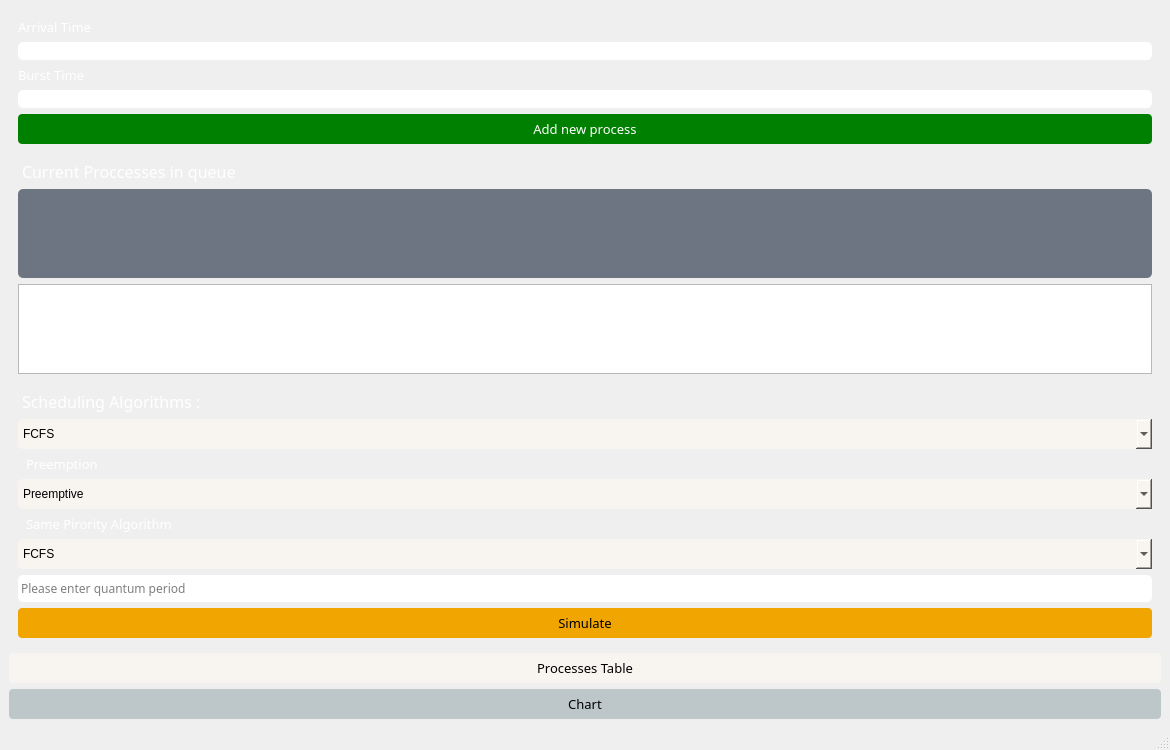
Loayelshall/OS_Schedular, file mainwindow.ui: the form before one commit.
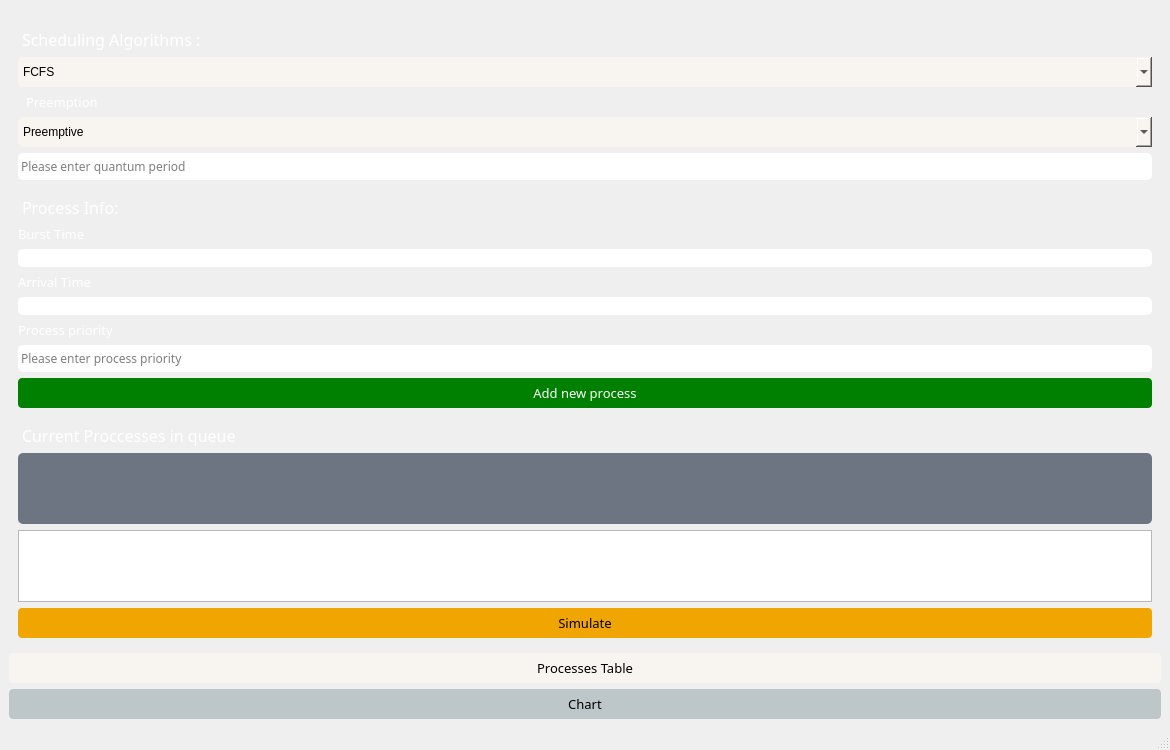
The form after the commit.

```diff
--- a/mainwindow.ui
+++ b/mainwindow.ui
@@ -73,66 +73,239 @@
       <widget class="QWidget" name="page_3">
        <layout class="QVBoxLayout" name="verticalLayout_2">
         <item>
-         <layout class="QVBoxLayout" name="verticalLayout">
+         <layout class="QVBoxLayout" name="verticalLayout"/>
+        </item>
+        <item>
+         <widget class="QLabel" name="label_5">
+          <property name="font">
+           <font>
+            <family>Century Gothic</family>
+            <pointsize>12</pointsize>
+           </font>
+          </property>
+          <property name="styleSheet">
+           <string notr="true">QLabel{
+margin-top : 10px;
+color: white;
+}</string>
+          </property>
+          <property name="text">
+           <string>Scheduling Algorithms : </string>
+          </property>
+         </widget>
+        </item>
+        <item>
+         <widget class="QComboBox" name="schedularType">
+          <property name="styleSheet">
+           <string notr="true">QComboBox{
+border-radius: 5px;
+min-height: 30px;
+background-color: #f8f5f1;
+}</string>
+          </property>
           <item>
-           <widget class="QLabel" name="label_2">
-            <property name="font">
-             <font>
-              <family>Century Gothic</family>
-              <pointsize>10</pointsize>
-             </font>
-            </property>
-            <property name="styleSheet">
-             <string notr="true">QLabel{
-color:white;
+           <property name="text">
+            <string>FCFS</string>
+           </property>
+          </item>
+          <item>
+           <property name="text">
+            <string>SJF</string>
+           </property>
+          </item>
+          <item>
+           <property name="text">
+            <string>RR</string>
+           </property>
+          </item>
+          <item>
+           <property name="text">
+            <string>Priority</string>
+           </property>
+          </item>
+         </widget>
+        </item>
+        <item>
+         <widget class="QLabel" name="preLabel">
+          <property name="font">
+           <font>
+            <family>Century Gothic</family>
+            <pointsize>10</pointsize>
+           </font>
+          </property>
+          <property name="styleSheet">
+           <string notr="true">QLabel{
+color: white;
+margin-left: 5px;
 }</string>
-            </property>
-            <property name="text">
-             <string>Arrival Time</string>
-            </property>
-           </widget>
+          </property>
+          <property name="text">
+           <string>Preemption</string>
+          </property>
+         </widget>
+        </item>
+        <item>
+         <widget class="QComboBox" name="preBox">
+          <property name="styleSheet">
+           <string notr="true">QComboBox{
+border-radius: 5px;
+min-height: 30px;
+background-color: #f8f5f1;
+}</string>
+          </property>
+          <item>
+           <property name="text">
+            <string>Preemptive</string>
+           </property>
           </item>
           <item>
-           <widget class="QLineEdit" name="arrivalTime">
-            <property name="styleSheet">
-             <string notr="true">QLineEdit {
+           <property name="text">
+            <string>Non-Preemptive</string>
+           </property>
+          </item>
+         </widget>
+        </item>
+        <item>
+         <widget class="QLineEdit" name="quantumPeriod">
+          <property name="font">
+           <font>
+            <family>Century Gothic</family>
+           </font>
+          </property>
+          <property name="toolTip">
+           <string>Please enter quantum period</string>
+          </property>
+          <property name="styleSheet">
+           <string notr="true">QLineEdit {
 	border-radius: 5px;
 	border: 2px;
 	padding: 1px;
+	min-height: 25px;
+
 }</string>
-            </property>
-           </widget>
-          </item>
-          <item>
-           <widget class="QLabel" name="label_3">
-            <property name="font">
-             <font>
-              <family>Century Gothic</family>
-              <pointsize>10</pointsize>
-             </font>
-            </property>
-            <property name="styleSheet">
-             <string notr="true">QLabel{
+          </property>
+          <property name="placeholderText">
+           <string>Please enter quantum period</string>
+          </property>
+         </widget>
+        </item>
+        <item>
+         <widget class="QLabel" name="label">
+          <property name="font">
+           <font>
+            <family>Century Gothic</family>
+            <pointsize>12</pointsize>
+           </font>
+          </property>
+          <property name="contextMenuPolicy">
+           <enum>Qt::NoContextMenu</enum>
+          </property>
+          <property name="styleSheet">
+           <string notr="true">QLabel{
+margin-top : 10px;
+color: white;
+}</string>
+          </property>
+          <property name="text">
+           <string>Process Info: </string>
+          </property>
+         </widget>
+        </item>
+        <item>
+         <widget class="QLabel" name="label_3">
+          <property name="font">
+           <font>
+            <family>Century Gothic</family>
+            <pointsize>10</pointsize>
+           </font>
+          </property>
+          <property name="styleSheet">
+           <string notr="true">QLabel{
 color:white;
 }</string>
-            </property>
-            <property name="text">
-             <string>Burst Time</string>
-            </property>
-           </widget>
-          </item>
-          <item>
-           <widget class="QLineEdit" name="burstTime">
-            <property name="styleSheet">
-             <string notr="true">QLineEdit {
+          </property>
+          <property name="text">
+           <string>Burst Time</string>
+          </property>
+         </widget>
+        </item>
+        <item>
+         <widget class="QLineEdit" name="arrivalTime">
+          <property name="styleSheet">
+           <string notr="true">QLineEdit {
 	border-radius: 5px;
 	border: 2px;
 	padding: 1px;
 }</string>
-            </property>
-           </widget>
-          </item>
-         </layout>
+          </property>
+         </widget>
+        </item>
+        <item>
+         <widget class="QLabel" name="label_2">
+          <property name="font">
+           <font>
+            <family>Century Gothic</family>
+            <pointsize>10</pointsize>
+           </font>
+          </property>
+          <property name="styleSheet">
+           <string notr="true">QLabel{
+color:white;
+}</string>
+          </property>
+          <property name="text">
+           <string>Arrival Time</string>
+          </property>
+         </widget>
+        </item>
+        <item>
+         <widget class="QLineEdit" name="burstTime">
+          <property name="styleSheet">
+           <string notr="true">QLineEdit {
+	border-radius: 5px;
+	border: 2px;
+	padding: 1px;
+}</string>
+          </property>
+         </widget>
+        </item>
+        <item>
+         <widget class="QLabel" name="label_6">
+          <property name="font">
+           <font>
+            <family>Century Gothic</family>
+            <pointsize>10</pointsize>
+           </font>
+          </property>
+          <property name="styleSheet">
+           <string notr="true">QLabel{
+color:white;
+}</string>
+          </property>
+          <property name="text">
+           <string>Process priority</string>
+          </property>
+         </widget>
+        </item>
+        <item>
+         <widget class="QLineEdit" name="processPio">
+          <property name="font">
+           <font>
+            <family>Century Gothic</family>
+           </font>
+          </property>
+          <property name="styleSheet">
+           <string notr="true">QLineEdit {
+	border-radius: 5px;
+	border: 2px;
+	padding: 1px;
+	min-height: 25px;
+}</string>
+          </property>
+          <property name="placeholderText">
+           <string>Please enter process priority </string>
+          </property>
+         </widget>
         </item>
         <item>
          <widget class="QPushButton" name="pushButton">
@@ -203,164 +376,6 @@
           </property>
          </widget>
         </item>
-        <item>
-         <widget class="QLabel" name="label_5">
-          <property name="font">
-           <font>
-            <family>Century Gothic</family>
-            <pointsize>12</pointsize>
-           </font>
-          </property>
-          <property name="styleSheet">
-           <string notr="true">QLabel{
-margin-top : 10px;
-color: white;
-}</string>
-          </property>
-          <property name="text">
-           <string>Scheduling Algorithms : </string>
-          </property>
-         </widget>
-        </item>
-        <item>
-         <widget class="QComboBox" name="schedularType">
-          <property name="styleSheet">
-           <string notr="true">QComboBox{
-border-radius: 5px;
-min-height: 30px;
-background-color: #f8f5f1;
-}</string>
-          </property>
-          <item>
-           <property name="text">
-            <string>FCFS</string>
-           </property>
-          </item>
-          <item>
-           <property name="text">
-            <string>SJF</string>
-           </property>
-          </item>
-          <item>
-           <property name="text">
-            <string>RR</string>
-           </property>
-          </item>
-          <item>
-           <property name="text">
-            <string>Priority</string>
-           </property>
-          </item>
-         </widget>
-        </item>
-        <item>
-         <widget class="QLabel" name="preLabel">
-          <property name="font">
-           <font>
-            <family>Century Gothic</family>
-            <pointsize>10</pointsize>
-           </font>
-          </property>
-          <property name="styleSheet">
-           <string notr="true">QLabel{
-color: white;
-margin-left: 5px;
-}</string>
-          </property>
-          <property name="text">
-           <string>Preemption</string>
-          </property>
-         </widget>
-        </item>
-        <item>
-         <widget class="QComboBox" name="preBox">
-          <property name="styleSheet">
-           <string notr="true">QComboBox{
-border-radius: 5px;
-min-height: 30px;
-background-color: #f8f5f1;
-}</string>
-          </property>
-          <item>
-           <property name="text">
-            <string>Preemptive</string>
-           </property>
-          </item>
-          <item>
-           <property name="text">
-            <string>Non-Preemptive</string>
-           </property>
-          </item>
-         </widget>
-        </item>
-        <item>
-         <widget class="QLabel" name="pioLabel">
-          <property name="font">
-           <font>
-            <family>Century Gothic</family>
-            <pointsize>10</pointsize>
-           </font>
-          </property>
-          <property name="styleSheet">
-           <string notr="true">QLabel{
-color: white;
-margin-left: 5px;
-}</string>
-          </property>
-          <property name="text">
-           <string>Same Pirority Algorithm</string>
-          </property>
-         </widget>
-        </item>
-        <item>
-         <widget class="QComboBox" name="piSameType">
-          <property name="styleSheet">
-           <string notr="true">QComboBox{
-border-radius: 5px;
-min-height: 30px;
-background-color: #f8f5f1;
-}</string>
-          </property>
-          <item>
-           <property name="text">
-            <string>FCFS</string>
-           </property>
-          </item>
-          <item>
-           <property name="text">
-            <string>SJF</string>
-           </property>
-          </item>
-          <item>
-           <property name="text">
-            <string>RR</string>
-           </property>
-          </item>
-         </widget>
-        </item>
-        <item>
-         <widget class="QLineEdit" name="quantumPeriod">
-          <property name="font">
-           <font>
-            <family>Century Gothic</family>
-           </font>
-          </property>
-          <property name="toolTip">
-           <string>Please enter quantum period</string>
-          </property>
-          <property name="styleSheet">
-           <string notr="true">QLineEdit {
-	border-radius: 5px;
-	border: 2px;
-	padding: 1px;
-	min-height: 25px;
-}</string>
-          </property>
-          <property name="placeholderText">
-           <string>Please enter quantum period</string>
-          </property>
-         </widget>
-        </item>
         <item>
          <widget class="QPushButton" name="simulateButton">
           <property name="font">
```
